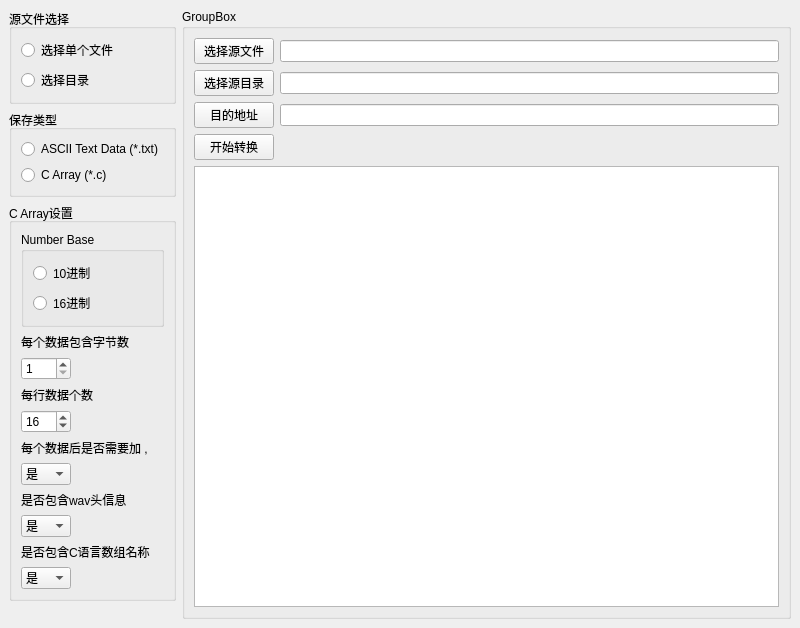
sunguangxian/Tools_py, file wav_to_c_array.ui: the form before one commit.
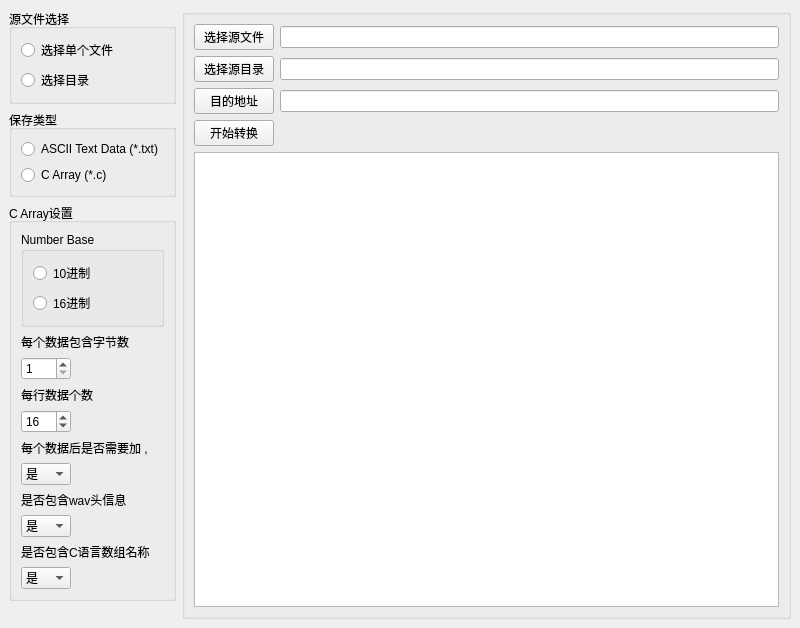
The form after the commit.

Commit message: 代码整理，创建主窗口

What changed in the file:
```diff
--- a/wav_to_c_array.ui
+++ b/wav_to_c_array.ui
@@ -17,8 +17,11 @@
    <layout class="QGridLayout" name="gridLayout">
     <item row="0" column="1" rowspan="6">
      <widget class="QGroupBox" name="groupBox_4">
+      <property name="enabled">
+       <bool>true</bool>
+      </property>
       <property name="title">
-       <string>GroupBox</string>
+       <string/>
       </property>
       <layout class="QGridLayout" name="gridLayout_2">
        <item row="5" column="0">
```
The commit also changes 6 other files.
